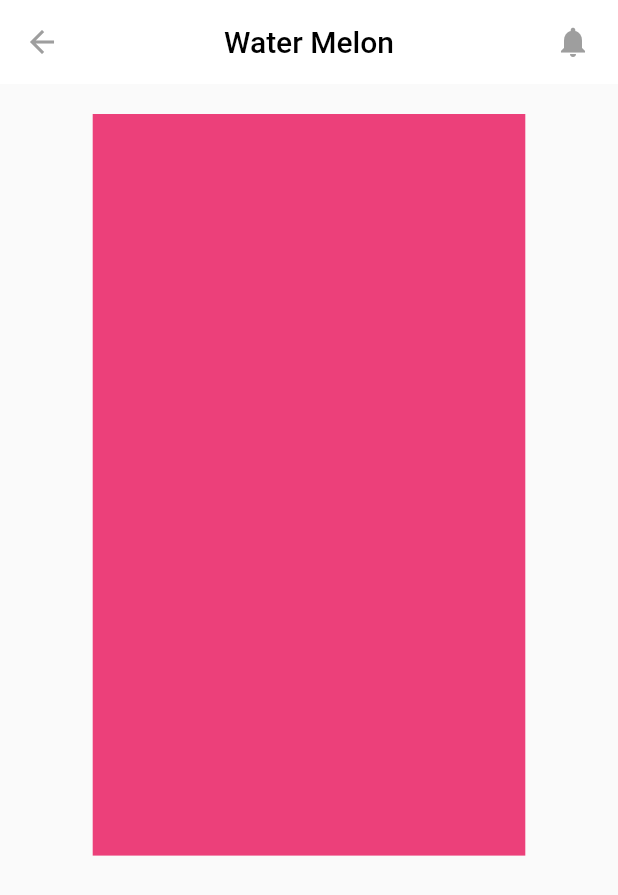
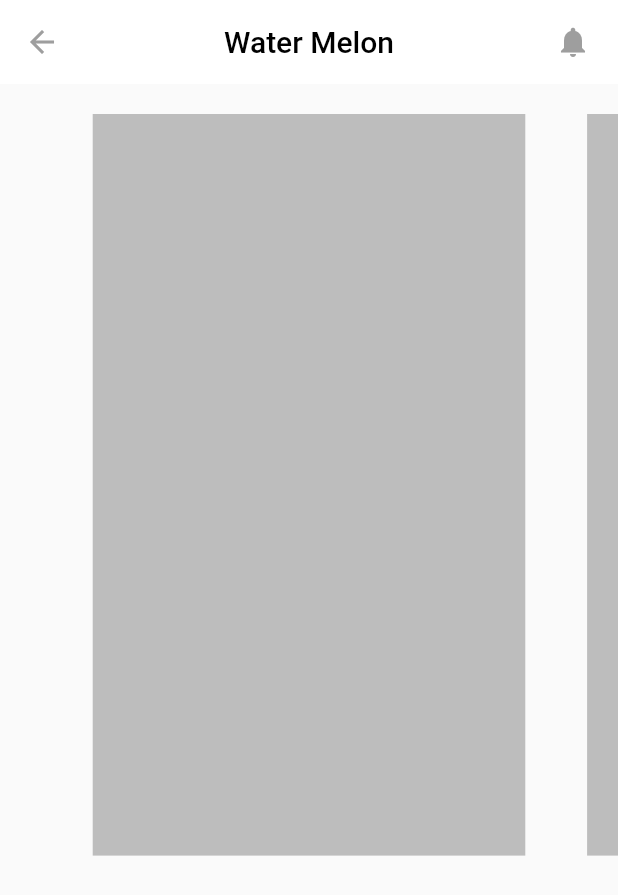
Before and after one commit to irisktaker/restaurant_app, a Flutter app: the HomePage screen opened directly, after a tap on "watermelon", on a phone screen of 412 x 824 dp. Shown: the top 895 px of the screen. Run offline on Flutter 3.47's test engine with Material 2 defaults, Android fonts, the phone set to English and light mode, and no system bars.

Commit message:
restaurant_app

```diff
--- a/lib/models/widgets/build_products_list.dart
+++ b/lib/models/widgets/build_products_list.dart
@@ -1,5 +1,6 @@
 import 'package:flutter/material.dart';
 import 'package:restaurant/models/home_screen_data/home_screen_data.dart';
+import 'package:restaurant/models/home_screen_data/smoothies_list.dart';
 import 'package:restaurant/screens/products_details_screen.dart';
 
 Column buildProductsList(ProductModel content, BuildContext context) {
@@ -11,8 +12,12 @@ Column buildProductsList(ProductModel content, BuildContext context) {
           Expanded(
             child: InkWell(
               onTap: () {
-                Navigator.push(context,
-                    MaterialPageRoute(builder: (content) => const ProductsDetailsScreen()));
+                Navigator.push(
+                  context,
+                  MaterialPageRoute(
+                    builder: (context) => ProductsDetailsScreen(products: content, allProducts: smoothiesList),
+                  ),
+                );
               },
               child: Container(
                 height: 75,
--- a/lib/screens/products_details_screen.dart
+++ b/lib/screens/products_details_screen.dart
@@ -1,11 +1,16 @@
+// ignore_for_file: must_be_immutable
+
 import 'package:flutter/material.dart';
-class ProductsDetailsScreen extends StatefulWidget {
-  const ProductsDetailsScreen({Key? key}) : super(key: key);
+import 'package:restaurant/models/home_screen_data/home_screen_data.dart';
 
-  @override
-  State<ProductsDetailsScreen> createState() => _ProductsDetailsScreenState();
-}
-class _ProductsDetailsScreenState extends State<ProductsDetailsScreen> {
+class ProductsDetailsScreen extends StatelessWidget {
+  ProductModel products;
+  List<ProductModel> allProducts;
+
+  ProductsDetailsScreen(
+      {Key? key, required this.products, required this.allProducts})
+      : super(key: key);
+
   @override
   Widget build(BuildContext context) {
     Size size = MediaQuery.of(context).size;
@@ -36,7 +41,26 @@ class _ProductsDetailsScreenState extends State<ProductsDetailsScreen> {
           const SizedBox(width: 6),
         ],
       ),
-      body: Center(
+      body: _buildCarousel(context, 0, size),
+    );
+  }
+
+  Widget _buildCarousel(BuildContext context, int carouselIndex, Size size) {
+    return SizedBox(
+      height: size.height * 0.65,
+      child: PageView.builder(
+        itemCount: allProducts.length,
+        controller: PageController(viewportFraction: 0.8),
+        itemBuilder: (BuildContext context, int itemIndex) {
+          return _boxCard(context, carouselIndex, itemIndex, size);
+        },
+      ),
+    );
+  }
+
+  Widget _boxCard(
+      BuildContext context, int carouselIndex, int itemIndex, Size size) {
+    return Center(
       child: Padding(
         padding: const EdgeInsets.symmetric(horizontal: 20, vertical: 20),
         child: Column(
@@ -45,13 +69,12 @@ class _ProductsDetailsScreenState extends State<ProductsDetailsScreen> {
               width: size.width * 0.70,
               height: size.height * 0.60,
               decoration: BoxDecoration(
-                  color: Colors.pink.shade400,
+                color: Colors.grey.shade400,
               ),
             ),
           ],
         ),
       ),
-      ),
     );
   }
 }
```
Lines whose indentation alone changed are shown as unchanged.
